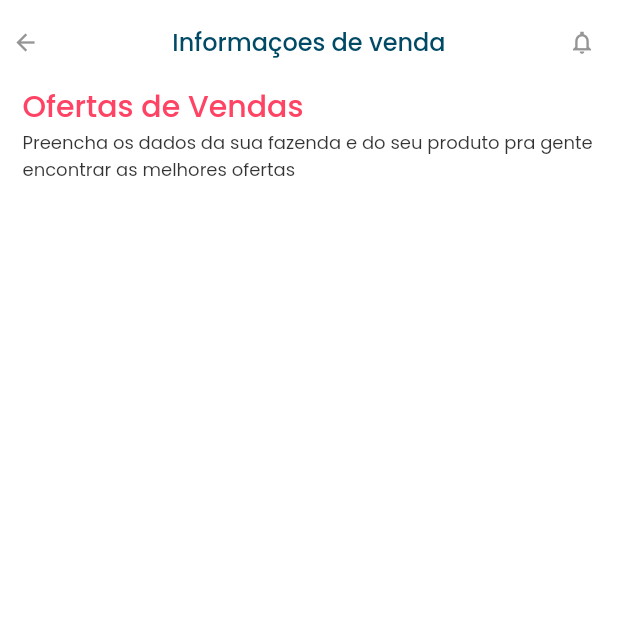
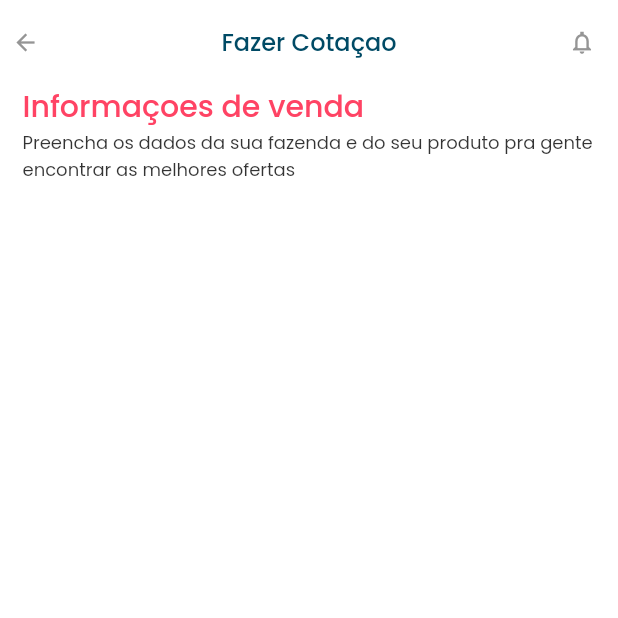
Before and after one commit to DMiyalu/mobile-test, a Flutter app: the Market screen opened by its route, on a phone screen of 412 x 824 dp, the top half of it. Run offline on Flutter 3.47's test engine with Material 2 defaults, Android fonts, the phone set to English and light mode, and no system bars; our stand-ins replace get.

Commit message:
update market screen

```diff
--- a/lib/screens/market/market.dart
+++ b/lib/screens/market/market.dart
@@ -8,7 +8,7 @@ class Market extends StatelessWidget {
   @override
   Widget build(BuildContext context) {
     return Scaffold(
-      appBar: header(context, 'Informaçoes de venda'),
+      appBar: header(context, 'Fazer Cotaçao'),
       body: Container(
         height: MediaQuery.of(context).size.height,
         width: MediaQuery.of(context).size.width,
@@ -17,8 +17,8 @@ class Market extends StatelessWidget {
           child: Column(
             crossAxisAlignment: CrossAxisAlignment.start,
             children: [
-              title(context),
-              subtitle(context),
+              title(context, text: 'Informaçoes de venda'),
+              subtitle(context, text: 'Preencha os dados da sua fazenda e do seu produto pra gente encontrar as melhores ofertas'),
               SizedBox(height: 8),
             ],
           ),
--- a/lib/screens/results/results.dart
+++ b/lib/screens/results/results.dart
@@ -33,8 +33,8 @@ class _ResultsState extends State<Results> with TickerProviderStateMixin {
           child: Column(
             crossAxisAlignment: CrossAxisAlignment.start,
             children: [
-              title(context),
-              subtitle(context),
+              title(context, text: 'Ofertas de Vendas'),
+              subtitle(context, text: 'Preencha os dados da sua fazenda e do seu produto pra gente encontrar as melhores ofertas'),
               SizedBox(height: 25),
               _switchCaseWidget(context,
                   isActive: this.isActive, onTapSelectCase: _onTapSelectCase),
--- a/lib/screens/results/widgets.dart
+++ b/lib/screens/results/widgets.dart
@@ -1,8 +1,8 @@
 import 'package:flutter/material.dart';
 
-Widget title(context) {
+Widget title(context, {required String? text}) {
   return Text(
-    'Ofertas de Vendas',
+    text!,
     style: Theme.of(context).textTheme.headline6!.copyWith(
           color: Theme.of(context).accentColor,
         ),
@@ -10,9 +10,9 @@ Widget title(context) {
   );
 }
 
-Widget subtitle(context) {
+Widget subtitle(context, {required String? text}) {
   return Text(
-    'Preencha os dados da sua fazenda e do seu produto pra gente encontrar as melhores ofertas',
+    text!,
     style: Theme.of(context).textTheme.bodyText1!,
     textAlign: TextAlign.left,
   );
```
